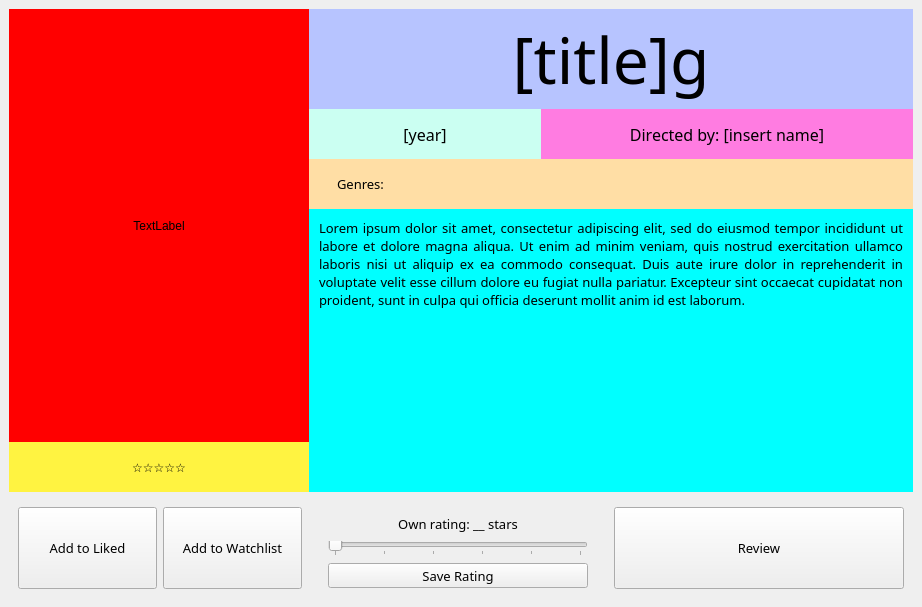
Qt form ui/about-title-movie.ui (xbryan25/movie-tvshow-review-app) before a commit.
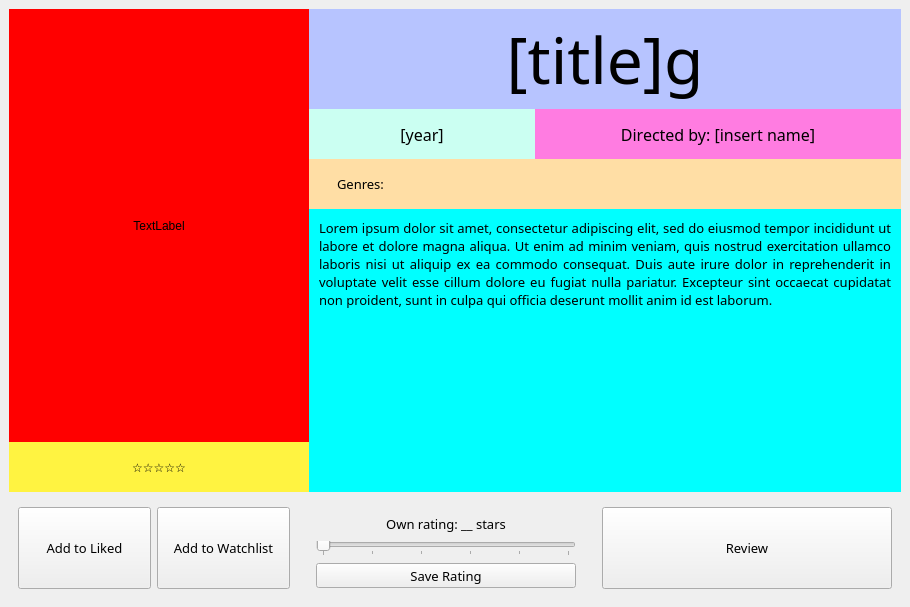
The same form after that commit.

The edit to the form file:
```diff
--- a/ui/about-title-movie.ui
+++ b/ui/about-title-movie.ui
@@ -6,7 +6,7 @@
    <rect>
     <x>0</x>
     <y>0</y>
-    <width>922</width>
+    <width>910</width>
     <height>607</height>
    </rect>
   </property>
```
